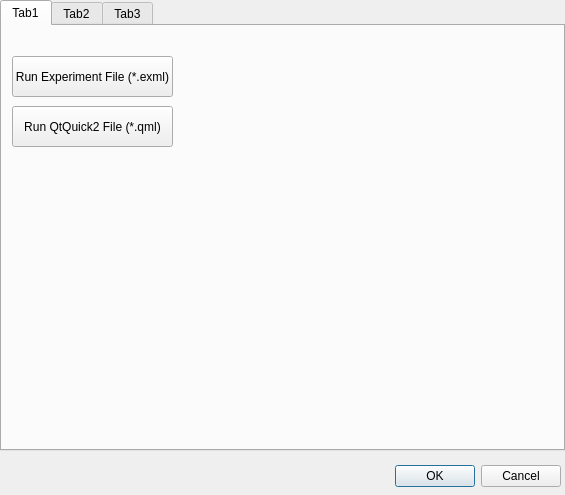
Before: the Qt Designer form Source/Plugins/ExperimentManager/experimentmanager_dialog.ui in svengijsen/BrainStim, drawn with Qt 5.
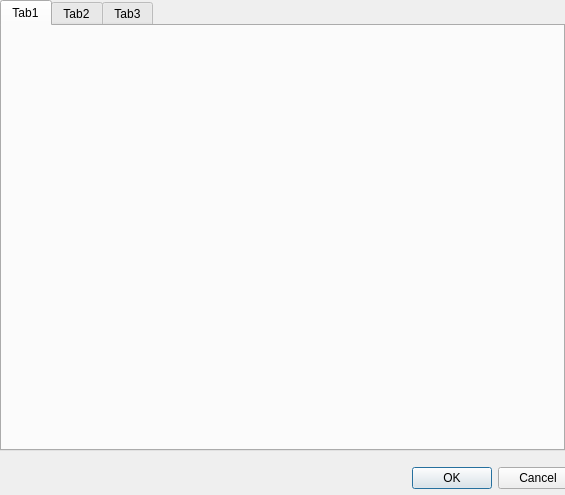
After: the same form once the commit is applied. The open tabs and pages were chosen to show the change.

Commit message:
- Fixed Example 11, StructureEditing
- Major update and extension of ExperimentManager's internal ExperimentTree conversion handling and Modified signaling.
- Changed all local copies of ExperimentStructure and ExperimentTree to pointers.
- Updated the dialogs for all Plugins
- Small changes

Patch:
```diff
--- a/Source/Plugins/ExperimentManager/experimentmanager_dialog.ui
+++ b/Source/Plugins/ExperimentManager/experimentmanager_dialog.ui
@@ -18,8 +18,8 @@
     <rect>
      <x>340</x>
      <y>460</y>
-     <width>221</width>
-     <height>33</height>
+     <width>238</width>
+     <height>36</height>
     </rect>
    </property>
    <layout class="QHBoxLayout">
@@ -74,35 +74,6 @@
     <attribute name="title">
      <string>Tab1</string>
     </attribute>
-    <widget class="QPushButton" name="btnExampleButton">
-     <property name="geometry">
-      <rect>
-       <x>10</x>
-       <y>30</y>
-       <width>161</width>
-       <height>41</height>
-      </rect>
-     </property>
-     <property name="text">
-      <string>Run Experiment File (*.exml)</string>
-     </property>
-    </widget>
-    <widget class="QPushButton" name="btnExampleButton_2">
-     <property name="enabled">
-      <bool>true</bool>
-     </property>
-     <property name="geometry">
-      <rect>
-       <x>10</x>
-       <y>80</y>
-       <width>161</width>
-       <height>41</height>
-      </rect>
-     </property>
-     <property name="text">
-      <string>Run QtQuick2 File (*.qml)</string>
-     </property>
-    </widget>
    </widget>
    <widget class="QWidget" name="tab2">
     <attribute name="title">
```
Left out of the diff: 13 changed lines with no effect on the pictures. The commit also changes 20 other files.
